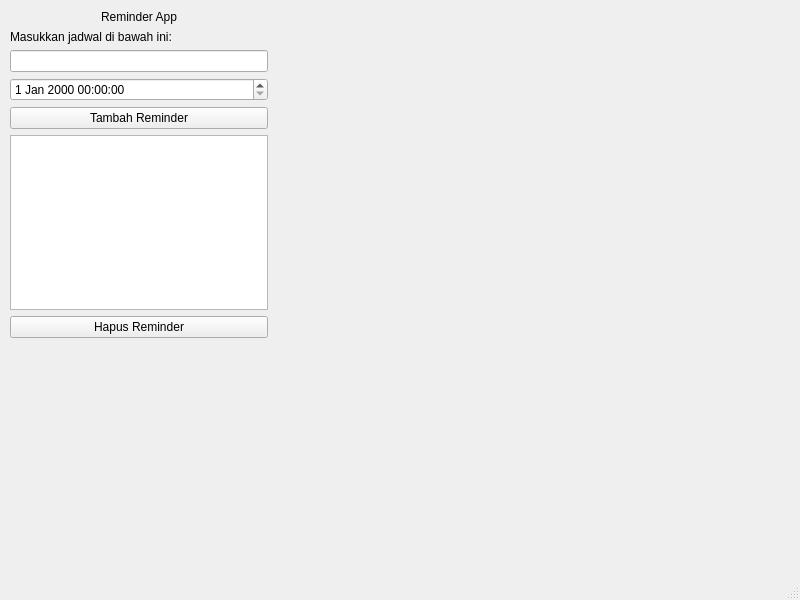
Above: mainwindow.ui from JhonPiterSitumorang-251401052/DeadlineSaver before the change. Below: the same form after it.
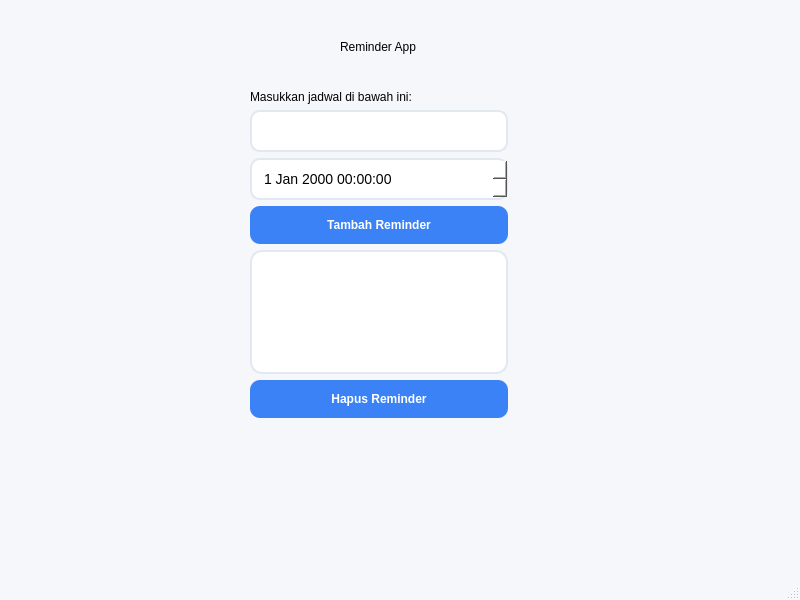
That is the form after the change.

Commit message: memperbarui desain UI modern

```diff
--- a/mainwindow.ui
+++ b/mainwindow.ui
@@ -13,27 +13,88 @@
   <property name="windowTitle">
    <string>MainWindow</string>
   </property>
+  <property name="styleSheet">
+   <string notr="true">QMainWindow {
+    background-color: #F5F7FA;
+}
+
+QLabel#lblTitle {
+    color: #1E293B;
+    font-size: 28px;
+    font-weight: bold;
+}
+
+QLabel#lblSubtitle {
+    color: #64748B;
+    font-size: 13px;
+}
+
+QLineEdit {
+    background: white;
+    border: 2px solid #E2E8F0;
+    border-radius: 10px;
+    padding: 10px;
+    font-size: 14px;
+}
+
+QLineEdit:focus {
+    border: 2px solid #3B82F6;
+}
+
+QDateTimeEdit {
+    background: white;
+    border: 2px solid #E2E8F0;
+    border-radius: 10px;
+    padding: 10px;
+    font-size: 14px;
+}
+
+QPushButton {
+    background-color: #3B82F6;
+    color: white;
+    border: none;
+    border-radius: 10px;
+    padding: 12px;
+    font-weight: bold;
+}
+
+QPushButton:hover {
+    background-color: #2563EB;
+}
+
+QPushButton:pressed {
+    background-color: #1D4ED8;
+}
+
+QListWidget {
+    background: white;
+    border: 2px solid #E2E8F0;
+    border-radius: 12px;
+    padding: 8px;
+    font-size: 14px;
+}
+
+QScrollBar:vertical {
+    width: 8px;
+    border: none;
+}
+
+QScrollBar::handle:vertical {
+    background: #CBD5E1;
+    border-radius: 4px;
+}</string>
+  </property>
   <widget class="QWidget" name="centralwidget">
-   <widget class="QWidget" name="">
+   <widget class="QWidget" name="layoutWidget">
     <property name="geometry">
      <rect>
-      <x>10</x>
-      <y>10</y>
+      <x>250</x>
+      <y>90</y>
       <width>258</width>
       <height>328</height>
      </rect>
     </property>
     <layout class="QVBoxLayout" name="verticalLayout">
-     <item>
-      <widget class="QLabel" name="label">
-       <property name="text">
-        <string>Reminder App</string>
-       </property>
-       <property name="alignment">
-        <set>Qt::AlignmentFlag::AlignHCenter</set>
-       </property>
-      </widget>
-     </item>
      <item>
       <widget class="QLabel" name="labelPetunjuk">
        <property name="text">
@@ -76,6 +137,22 @@
      </item>
     </layout>
    </widget>
+   <widget class="QLabel" name="label">
+    <property name="geometry">
+     <rect>
+      <x>250</x>
+      <y>40</y>
+      <width>256</width>
+      <height>20</height>
+     </rect>
+    </property>
+    <property name="text">
+     <string>Reminder App</string>
+    </property>
+    <property name="alignment">
+     <set>Qt::AlignmentFlag::AlignHCenter</set>
+    </property>
+   </widget>
   </widget>
   <widget class="QMenuBar" name="menubar">
    <property name="geometry">
```
